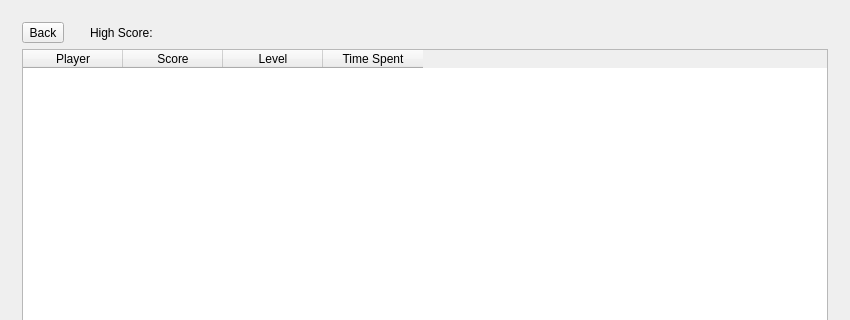
nphelpsiv/Education-App, file mainwindow.ui: the form before one commit; both pictures show x 0 to 850 and y 0 to 320 of the 850 by 680 pixel window.
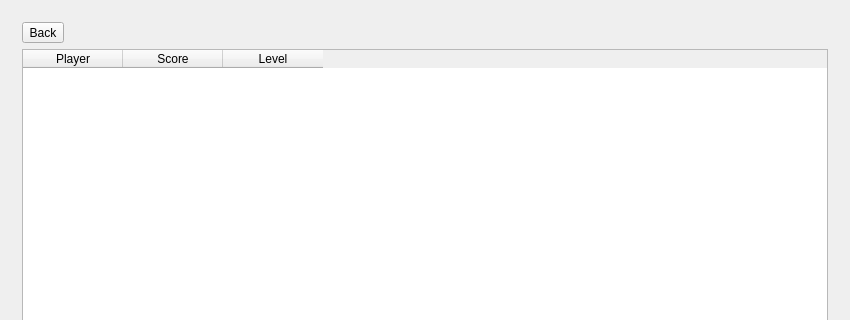
The form after the commit. The open tabs and pages were chosen to show the change. Icons and pictures are not drawn.

Commit message: Leaderboard now pull information from the server!

What changed in the file:
```diff
--- a/mainwindow.ui
+++ b/mainwindow.ui
@@ -1891,13 +1891,6 @@
            </widget>
           </item>
           <item row="0" column="2">
-           <widget class="QLabel" name="leaderboard_HighScoreLabel">
-            <property name="text">
-             <string>High Score:</string>
-            </property>
-           </widget>
-          </item>
-          <item row="0" column="3">
            <spacer name="horizontalSpacer_15">
             <property name="orientation">
              <enum>Qt::Horizontal</enum>
@@ -1929,11 +1922,6 @@
             <string>Level</string>
            </property>
           </column>
-          <column>
-           <property name="text">
-            <string>Time Spent</string>
-           </property>
-          </column>
          </widget>
         </item>
        </layout>
```
Left out of the diff: 2 changed lines with no effect on the pictures. The commit also changes 3 other files.
